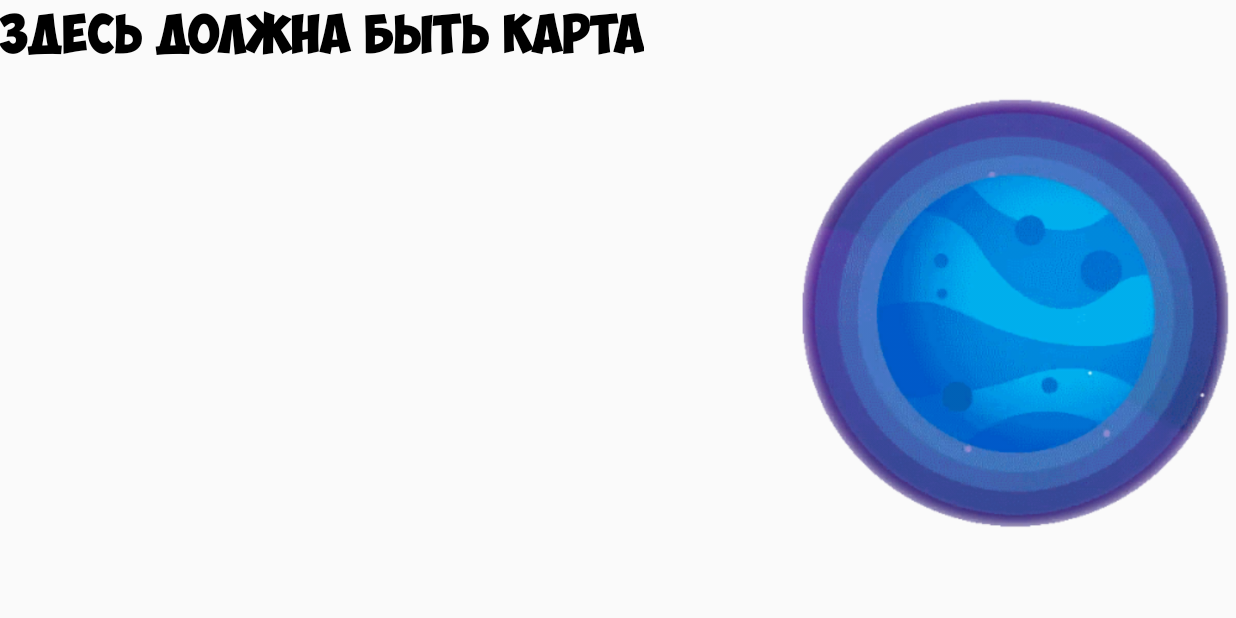
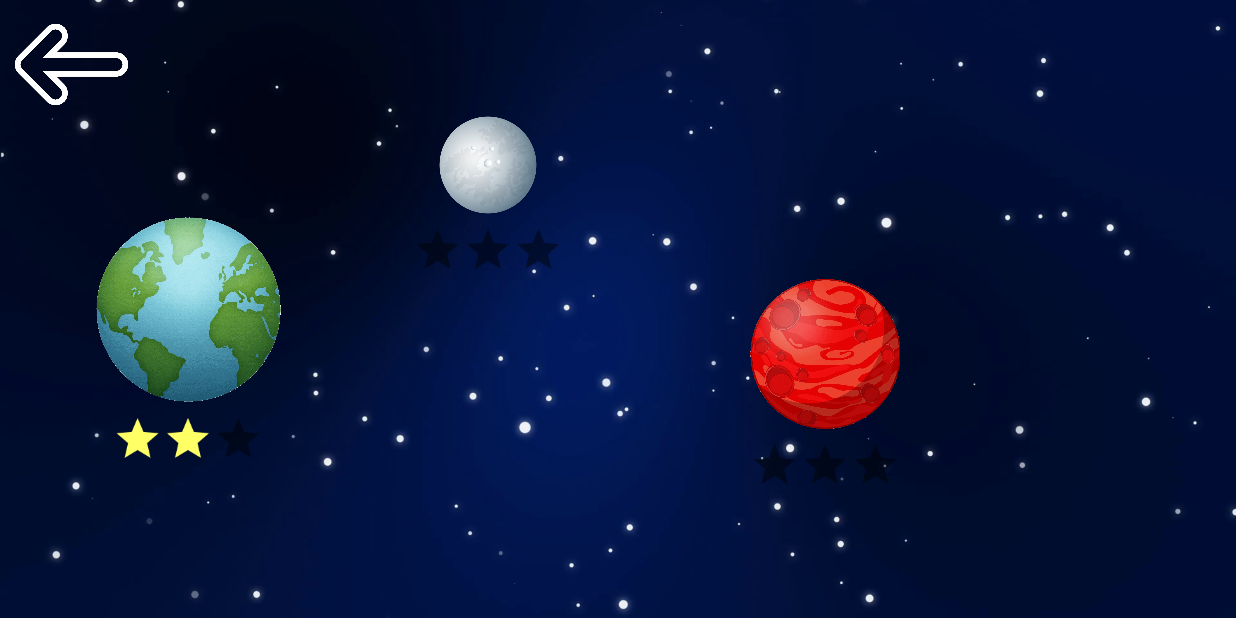
Before and after one commit to MoonShineTeam/FlyToSpace, an Android app: the GameMap screen opened directly, with no data from a screen before it, on a phone screen of 824 x 412 dp (held sideways). Run offline under Robolectric (Android 15) with nearby library versions, the phone set to English and light mode, and no system bars.

Commit message:
added lvl1 & lvl2 & lvl3 to game_map

```diff
--- a/app/src/main/java/ru/moonshine/flytospace/GameMap.java
+++ b/app/src/main/java/ru/moonshine/flytospace/GameMap.java
@@ -2,8 +2,11 @@ package ru.moonshine.flytospace;
 
 import androidx.appcompat.app.AppCompatActivity;
 import android.os.Bundle;
+import android.view.View;
 import android.view.Window;
 import android.view.WindowManager;
+import android.view.animation.Animation;
+import android.view.animation.AnimationUtils;
 
 public class GameMap extends AppCompatActivity {
 
@@ -16,4 +19,9 @@ public class GameMap extends AppCompatActivity {
         w.setFlags(WindowManager.LayoutParams.FLAG_FULLSCREEN,
                 WindowManager.LayoutParams.FLAG_FULLSCREEN);
     }
+
+    public void onLvlClick(View view) {
+        Animation animation = AnimationUtils.loadAnimation(this, R.anim.scale);
+        view.startAnimation(animation);
+    }
 }
--- a/app/src/main/res/layout/game_map.xml
+++ b/app/src/main/res/layout/game_map.xml
@@ -7,35 +7,133 @@
     android:orientation="horizontal"
     tools:context=".GameMap">
 
+    <ImageView
+        android:id="@+id/gm_bg"
+        android:layout_width="wrap_content"
+        android:layout_height="wrap_content"
+        android:contentDescription="@string/game_map"
+        android:scaleType="centerCrop"
+        app:layout_constraintStart_toStartOf="parent"
+        app:layout_constraintTop_toTopOf="parent"
+        app:srcCompat="@drawable/gm_bg" />
+
+    <ImageView
+        android:id="@+id/imageView10"
+        android:layout_width="75dp"
+        android:layout_height="75dp"
+        android:layout_marginStart="10dp"
+        android:layout_marginTop="5dp"
+        android:contentDescription="@string/game_map"
+        app:layout_constraintStart_toStartOf="parent"
+        app:layout_constraintTop_toTopOf="parent"
+        app:srcCompat="@drawable/arrow" />
+
     <HorizontalScrollView
+        android:id="@+id/horizontalScrollView"
         android:layout_width="match_parent"
         android:layout_height="match_parent"
-        android:scrollbarSize="0dp">
+        android:layout_marginTop="60dp"
+        android:scrollbarSize="0dp"
+        app:layout_constraintTop_toTopOf="parent">
 
         <LinearLayout
             android:layout_width="wrap_content"
             android:layout_height="match_parent"
             android:orientation="horizontal">
 
-            <TextView
-                android:id="@+id/game_map"
+            <androidx.constraintlayout.widget.ConstraintLayout
+                android:id="@+id/lvl1"
+                android:layout_width="250dp"
+                android:layout_height="match_parent">
+
+                <ImageView
+                    android:id="@+id/earth"
+                    android:layout_width="125dp"
+                    android:layout_height="125dp"
+                    android:layout_marginBottom="60dp"
+                    android:contentDescription="@string/game_map"
+                    android:onClick="onLvlClick"
+                    android:src="@drawable/gm_earth"
+                    app:layout_constraintBottom_toBottomOf="parent"
+                    app:layout_constraintEnd_toEndOf="parent"
+                    app:layout_constraintStart_toStartOf="parent"
+                    app:layout_constraintTop_toTopOf="parent" />
+
+                <RatingBar
+                    android:id="@+id/lvl1_stars"
+                    style="@style/RatingBar"
                     android:layout_width="wrap_content"
                     android:layout_height="wrap_content"
-                android:text="@string/game_map"
-                android:textAppearance="@style/MainMenuText" />
+                    android:rating="2"
+                    app:layout_constraintEnd_toEndOf="@+id/earth"
+                    app:layout_constraintStart_toStartOf="@id/earth"
+                    app:layout_constraintTop_toBottomOf="@id/earth" />
+            </androidx.constraintlayout.widget.ConstraintLayout>
+
+            <androidx.constraintlayout.widget.ConstraintLayout
+                android:id="@+id/lvl2"
+                android:layout_width="150dp"
+                android:layout_height="match_parent">
 
                 <ImageView
-                android:id="@+id/imageView"
+                    android:id="@+id/moon"
+                    android:layout_width="65dp"
+                    android:layout_height="65dp"
+                    android:contentDescription="@string/game_map"
+                    app:layout_constraintBottom_toBottomOf="parent"
+                    app:layout_constraintEnd_toEndOf="parent"
+                    app:layout_constraintStart_toStartOf="parent"
+                    app:layout_constraintTop_toTopOf="parent"
+                    app:layout_constraintVertical_bias="0.060000002"
+                    app:srcCompat="@drawable/gm_moon"
+                    tools:ignore="MissingConstraints" />
+
+                <RatingBar
+                    android:id="@+id/lvl2_stars"
+                    style="@style/RatingBar"
                     android:layout_width="wrap_content"
                     android:layout_height="wrap_content"
-                app:srcCompat="@drawable/mm_blue_planet" />
+                    app:layout_constraintEnd_toEndOf="@+id/moon"
+                    app:layout_constraintStart_toStartOf="@+id/moon"
+                    app:layout_constraintTop_toBottomOf="@+id/moon" />
+
+            </androidx.constraintlayout.widget.ConstraintLayout>
+
+            <androidx.constraintlayout.widget.ConstraintLayout
+                android:id="@+id/lvl3"
+                android:layout_width="300dp"
+                android:layout_height="match_parent"
+                app:layout_constraintBottom_toBottomOf="parent"
+                app:layout_constraintTop_toTopOf="parent">
 
                 <ImageView
-                android:id="@+id/imageView2"
+                    android:id="@+id/mars"
+                    android:layout_width="100dp"
+                    android:layout_height="100dp"
+                    android:contentDescription="@string/game_map"
+                    app:layout_constraintBottom_toBottomOf="parent"
+                    app:layout_constraintEnd_toEndOf="parent"
+                    app:layout_constraintStart_toStartOf="parent"
+                    app:layout_constraintTop_toTopOf="parent"
+                    app:srcCompat="@drawable/gm_mars" />
+
+                <RatingBar
+                    android:id="@+id/lvl3_stars"
+                    style="@style/RatingBar"
                     android:layout_width="wrap_content"
                     android:layout_height="wrap_content"
-                android:layout_weight="1"
-                app:srcCompat="@drawable/mm_red_planet" />
+                    app:layout_constraintEnd_toEndOf="@+id/mars"
+                    app:layout_constraintStart_toStartOf="@+id/mars"
+                    app:layout_constraintTop_toBottomOf="@+id/mars" />
+
+            </androidx.constraintlayout.widget.ConstraintLayout>
+
+            <androidx.constraintlayout.widget.ConstraintLayout
+                android:layout_width="300dp"
+                android:layout_height="match_parent">
+
+            </androidx.constraintlayout.widget.ConstraintLayout>
+
         </LinearLayout>
     </HorizontalScrollView>
 
--- a/app/src/main/res/values/colors.xml
+++ b/app/src/main/res/values/colors.xml
@@ -9,4 +9,7 @@
     <color name="lightBlue">#01ADEC</color>
     <color name="orange">#FEA363</color>
     <color name="red">#E93679</color>
+    <color name="black">#75000000</color>
+    <color name="yellow">#FFFF66</color>
+    <color name="empty">#00000000</color>
 </resources>
--- a/app/src/main/res/values/styles.xml
+++ b/app/src/main/res/values/styles.xml
@@ -11,4 +11,15 @@
         <item name="android:textSize">26sp</item>
         <item name="android:fontFamily">@font/obelix_pro</item>
     </style>
+
+    <style name="RatingBar" parent="@style/Widget.AppCompat.RatingBar">
+        <item name="android:numStars">3</item>
+        <item name="android:isIndicator">true</item>
+        <item name="android:progressBackgroundTint" tools:targetApi="lollipop">@color/black</item>
+        <item name="android:progressTint" tools:targetApi="lollipop">@color/yellow</item>
+        <item name="android:secondaryProgressTint" tools:targetApi="lollipop">@color/empty</item>
+        <item name="android:scaleX">0.7</item>
+        <item name="android:scaleY">0.7</item>
+        <item name="android:minHeight">10dp</item>
+    </style>
 </resources>
```
Lines whose indentation alone changed are shown as unchanged.
